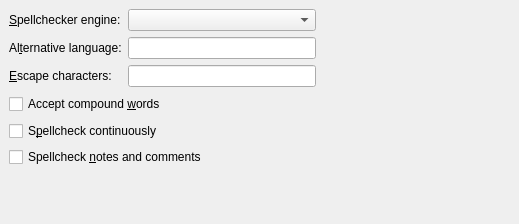
First picture: the form in src/frontends/qt4/ui/PrefSpellcheckerUi.ui, repository cburschka/lyx, before the edit.
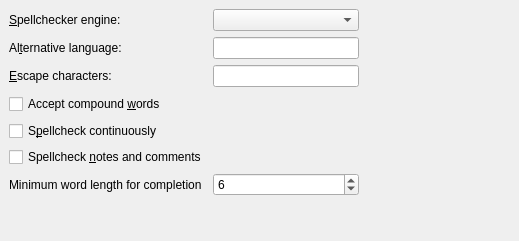
Second picture: the form after the edit.

Commit message: Enhance LyX by fixing #6760. New preference to set minimum length of automatically spellchecked words.

Diff of the .ui file:
```diff
--- a/src/frontends/qt4/ui/PrefSpellcheckerUi.ui
+++ b/src/frontends/qt4/ui/PrefSpellcheckerUi.ui
@@ -1,12 +1,12 @@
 <ui version="4.0" >
  <class>PrefSpellcheckerUi</class>
- <widget class="QWidget" name="PrefSpellcheckerUi" >
-  <property name="geometry" >
+ <widget class="QWidget" name="PrefSpellcheckerUi">
+  <property name="geometry">
    <rect>
     <x>0</x>
     <y>0</y>
     <width>519</width>
-    <height>224</height>
+    <height>241</height>
    </rect>
   </property>
   <property name="windowTitle" >
@@ -19,7 +19,7 @@
    <property name="spacing" >
     <number>6</number>
    </property>
-   <item row="6" column="0" colspan="3" >
+   <item row="8" column="0" colspan="3">
     <spacer>
      <property name="orientation" >
       <enum>Qt::Vertical</enum>
@@ -35,19 +35,9 @@
      </property>
     </spacer>
    </item>
-   <item row="5" column="0" colspan="2" >
-    <widget class="QCheckBox" name="spellcheckNotesCB" >
-     <property name="toolTip" >
-      <string>If unchecked, notes and comments will be excluded from spell checking</string>
-     </property>
-     <property name="text" >
-      <string>Spellcheck &amp;notes and comments</string>
-     </property>
-    </widget>
-   </item>
-   <item row="0" column="0" >
-    <widget class="QLabel" name="spellcheckerLA" >
-     <property name="text" >
+   <item row="0" column="0">
+    <widget class="QLabel" name="spellcheckerLA">
+     <property name="text">
       <string>&amp;Spellchecker engine:</string>
      </property>
      <property name="buddy" >
@@ -128,6 +118,39 @@
      </property>
     </widget>
    </item>
+   <item row="6" column="0">
+    <widget class="QLabel" name="label">
+     <property name="text">
+      <string>Minimum word length for completion</string>
+     </property>
+    </widget>
+   </item>
+   <item row="6" column="1">
+    <widget class="QSpinBox" name="minlengthSB">
+     <property name="toolTip">
+      <string/>
+     </property>
+     <property name="minimum">
+      <number>5</number>
+     </property>
+     <property name="maximum">
+      <number>15</number>
+     </property>
+     <property name="value">
+      <number>6</number>
+     </property>
+    </widget>
+   </item>
+   <item row="5" column="0">
+    <widget class="QCheckBox" name="spellcheckNotesCB">
+     <property name="toolTip">
+      <string>If unchecked, notes and comments will be excluded from spell checking</string>
+     </property>
+     <property name="text">
+      <string>Spellcheck &amp;notes and comments</string>
+     </property>
+    </widget>
+   </item>
   </layout>
  </widget>
  <tabstops>
```
Left out of the diff: 78 changed lines with no effect on the pictures. The commit also changes 4 other files.
